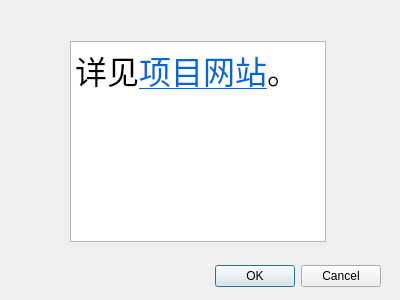
Old version of the form help.ui in the repository HirojiFukuyama/qt_PC2DM.
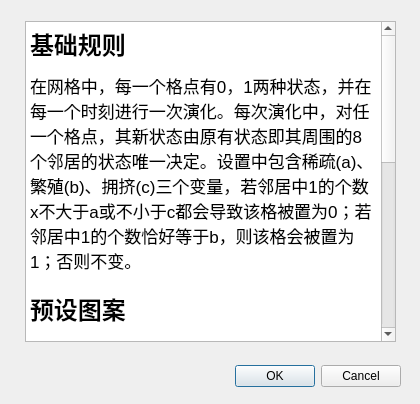
New version of the form.

Diff of the .ui file:
```diff
--- a/help.ui
+++ b/help.ui
@@ -6,8 +6,8 @@
    <rect>
     <x>0</x>
     <y>0</y>
-    <width>400</width>
-    <height>300</height>
+    <width>420</width>
+    <height>404</height>
    </rect>
   </property>
   <property name="windowTitle">
@@ -16,8 +16,8 @@
   <widget class="QDialogButtonBox" name="buttonBox">
    <property name="geometry">
     <rect>
-     <x>40</x>
-     <y>260</y>
+     <x>60</x>
+     <y>360</y>
      <width>341</width>
      <height>32</height>
     </rect>
@@ -32,10 +32,10 @@
   <widget class="QTextBrowser" name="textBrowser">
    <property name="geometry">
     <rect>
-     <x>70</x>
-     <y>41</y>
-     <width>256</width>
-     <height>201</height>
+     <x>25</x>
+     <y>21</y>
+     <width>371</width>
+     <height>321</height>
     </rect>
    </property>
    <property name="html">
@@ -43,7 +43,16 @@
 &lt;html&gt;&lt;head&gt;&lt;meta name=&quot;qrichtext&quot; content=&quot;1&quot; /&gt;&lt;style type=&quot;text/css&quot;&gt;
 p, li { white-space: pre-wrap; }
 &lt;/style&gt;&lt;/head&gt;&lt;body style=&quot; font-family:'.AppleSystemUIFont'; font-size:13pt; font-weight:400; font-style:normal;&quot;&gt;
-&lt;p style=&quot; margin-top:0px; margin-bottom:0px; margin-left:0px; margin-right:0px; -qt-block-indent:0; text-indent:0px;&quot;&gt;&lt;span style=&quot; font-size:24pt;&quot;&gt;详见&lt;/span&gt;&lt;a href=&quot;https://kryptonite.work/qt_game_of_life&quot;&gt;&lt;span style=&quot; font-size:24pt; text-decoration: underline; color:#0068da;&quot;&gt;项目网站&lt;/span&gt;&lt;/a&gt;&lt;span style=&quot; font-size:24pt;&quot;&gt;。&lt;/span&gt;&lt;/p&gt;&lt;/body&gt;&lt;/html&gt;</string>
+&lt;h1 style=&quot; margin-top:18px; margin-bottom:12px; margin-left:0px; margin-right:0px; -qt-block-indent:0; text-indent:0px;&quot;&gt;&lt;span style=&quot; font-size:xx-large; font-weight:600;&quot;&gt;基础规则&lt;/span&gt;&lt;/h1&gt;
+&lt;p style=&quot; margin-top:0px; margin-bottom:0px; margin-left:0px; margin-right:0px; -qt-block-indent:0; text-indent:0px;&quot;&gt;在网格中，每一个格点有0，1两种状态，并在每一个时刻进行一次演化。每次演化中，对任一个格点，其新状态由原有状态即其周围的8个邻居的状态唯一决定。设置中包含稀疏(a)、繁殖(b)、拥挤(c)三个变量，若邻居中1的个数x不大于a或不小于c都会导致该格被置为0；若邻居中1的个数恰好等于b，则该格会被置为1；否则不变。&lt;/p&gt;
+&lt;h1 style=&quot; margin-top:18px; margin-bottom:12px; margin-left:0px; margin-right:0px; -qt-block-indent:0; text-indent:0px;&quot;&gt;&lt;span style=&quot; font-size:xx-large; font-weight:600;&quot;&gt;预设图案&lt;/span&gt;&lt;/h1&gt;
+&lt;p style=&quot; margin-top:0px; margin-bottom:0px; margin-left:0px; margin-right:0px; -qt-block-indent:0; text-indent:0px;&quot;&gt;这些图案都是基于预设规则（a=1,b=3,c=4）而预置的。&lt;/p&gt;
+&lt;p style=&quot; margin-top:0px; margin-bottom:0px; margin-left:0px; margin-right:0px; -qt-block-indent:0; text-indent:0px;&quot;&gt;这些图案都有各自的稳定演化过程。其中除航空母舰外，其他的所有图案都将在各自的周期后以相同的结构移动一定距离；宇宙飞船能够清理飞行过程中路径旁的一些杂物；航空母舰则能周期性地发射出滑翔机。&lt;/p&gt;
+&lt;h1 style=&quot; margin-top:18px; margin-bottom:12px; margin-left:0px; margin-right:0px; -qt-block-indent:0; text-indent:0px;&quot;&gt;&lt;span style=&quot; font-size:xx-large; font-weight:600;&quot;&gt;高级设置&lt;/span&gt;&lt;/h1&gt;
+&lt;p style=&quot; margin-top:0px; margin-bottom:0px; margin-left:0px; margin-right:0px; -qt-block-indent:0; text-indent:0px;&quot;&gt;高级设置给出更复杂的自定义规则框架。&lt;/p&gt;
+&lt;p style=&quot; margin-top:0px; margin-bottom:0px; margin-left:0px; margin-right:0px; -qt-block-indent:0; text-indent:0px;&quot;&gt;&lt;span style=&quot; font-weight:600;&quot;&gt;千丝万缕&lt;/span&gt;允许你添加更多的状态，从而制定更为复杂的规则；&lt;/p&gt;
+&lt;p style=&quot; margin-top:0px; margin-bottom:0px; margin-left:0px; margin-right:0px; -qt-block-indent:0; text-indent:0px;&quot;&gt;&lt;span style=&quot; font-weight:600;&quot;&gt;凛冬已至&lt;/span&gt;规定每一个活细胞会在一定时间后自动消亡；&lt;/p&gt;
+&lt;p style=&quot; margin-top:0px; margin-bottom:0px; margin-left:0px; margin-right:0px; -qt-block-indent:0; text-indent:0px;&quot;&gt;&lt;span style=&quot; font-weight:600;&quot;&gt;不毛之地&lt;/span&gt;则代表一个活细胞死亡后，该格在一定时间内不能重新产生活细胞。&lt;/p&gt;&lt;/body&gt;&lt;/html&gt;</string>
    </property>
   </widget>
  </widget>
```
